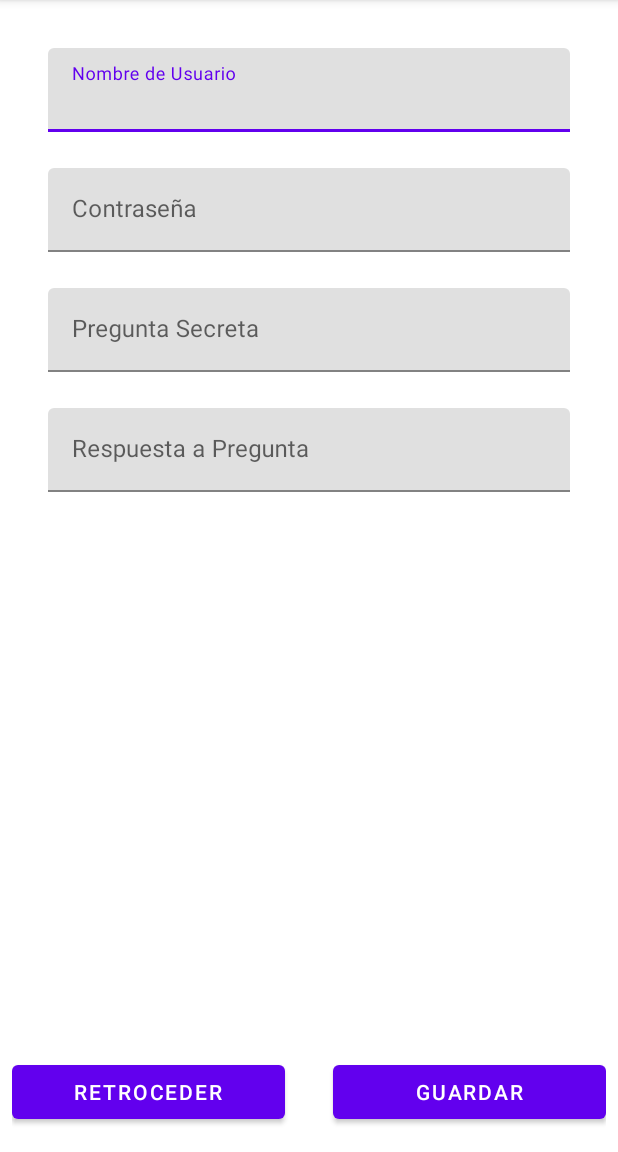
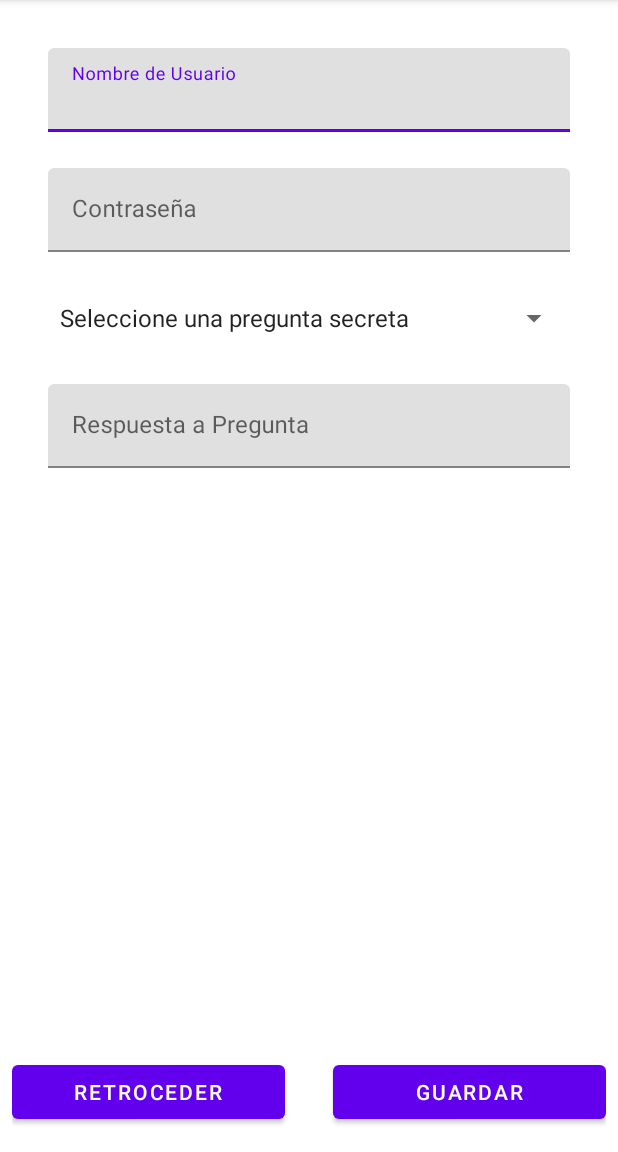
Before and after one commit to ctapia-cl/MisEventos, an Android app: the registro screen opened directly, with no data from a screen before it, on a phone screen of 412 x 824 dp, the part 84-1236 px from its top. Run offline under Robolectric (Android 15) with nearby library versions, the phone set to English and light mode, and no system bars.

```diff
--- a/app/src/main/java/com/example/miseventos/registro.java
+++ b/app/src/main/java/com/example/miseventos/registro.java
@@ -5,7 +5,9 @@ import androidx.appcompat.app.AppCompatActivity;
 import android.content.Intent;
 import android.os.Bundle;
 import android.view.View;
+import android.widget.ArrayAdapter;
 import android.widget.Button;
+import android.widget.Spinner;
 
 import com.google.android.material.textfield.TextInputLayout;
 
@@ -13,13 +15,31 @@ public class registro extends AppCompatActivity {
 
     private TextInputLayout tilUsername, tilContrasena, tilPregunta, tilRespuesta;
     private Button btnVolver, btnGuardar, btnSalir;
+    private Spinner spnPregunta;
+
+    //spinner trabaja con adaptador para asignar importancia al evento
+    private String[] preguntaSecreta;
+    private ArrayAdapter adapterPregunta;
+
 
     @Override
     protected void onCreate(Bundle savedInstanceState) {
         super.onCreate(savedInstanceState);
         setContentView(R.layout.activity_registro);
+
+        poblar();
         referencias();
         eventos();
+
+    }
+
+    private void poblar() {
+        preguntaSecreta = new String[4];
+
+        preguntaSecreta[0] = "Seleccione una pregunta secreta";
+        preguntaSecreta[1] = "Nombre de Mascota";
+        preguntaSecreta[2] = "Mes de nacimiento";
+        preguntaSecreta[3] = "Ciudad de nacimiento";
     }
 
     private void mostrarprimeraActividad(){
@@ -40,12 +60,17 @@ public class registro extends AppCompatActivity {
 
         tilUsername = findViewById(R.id.tilUsername);
         tilContrasena = findViewById(R.id.tilContrasena);
-        tilPregunta = findViewById(R.id.tilPregunta);
+        spnPregunta = findViewById(R.id.spnPregunta);
         tilRespuesta = findViewById(R.id.tilRespuesta);
         btnVolver = findViewById(R.id.btnVolver);
         btnGuardar = findViewById(R.id.btnGuardar);
         btnSalir = findViewById(R.id.btnGuardar);
 
+
+        //adaptador de spinner
+        adapterPregunta = new ArrayAdapter(this, android.R.layout.simple_spinner_item, preguntaSecreta);
+        //se selecciona desde donde se adaptaran los datos
+        spnPregunta.setAdapter(adapterPregunta);
     }
 
 }
--- a/app/src/main/res/layout/activity_registro.xml
+++ b/app/src/main/res/layout/activity_registro.xml
@@ -69,33 +69,15 @@
     </com.google.android.material.textfield.TextInputLayout>
 
     <com.google.android.material.textfield.TextInputLayout
-        android:id="@+id/tilPregunta"
-        android:layout_width="0dp"
-        android:layout_height="wrap_content"
-        android:layout_marginStart="32dp"
-        android:layout_marginTop="24dp"
-        android:layout_marginEnd="32dp"
-        app:layout_constraintEnd_toEndOf="parent"
-        app:layout_constraintStart_toStartOf="parent"
-        app:layout_constraintTop_toBottomOf="@+id/tilContrasena">
-
-        <com.google.android.material.textfield.TextInputEditText
-            android:layout_width="match_parent"
-            android:layout_height="wrap_content"
-            android:hint="Pregunta Secreta" />
-
-    </com.google.android.material.textfield.TextInputLayout>
-
-    <com.google.android.material.textfield.TextInputLayout
         android:id="@+id/tilRespuesta"
         android:layout_width="0dp"
         android:layout_height="wrap_content"
         android:layout_marginStart="32dp"
-        android:layout_marginTop="24dp"
+        android:layout_marginTop="32dp"
         android:layout_marginEnd="32dp"
         app:layout_constraintEnd_toEndOf="parent"
         app:layout_constraintStart_toStartOf="parent"
-        app:layout_constraintTop_toBottomOf="@+id/tilPregunta">
+        app:layout_constraintTop_toBottomOf="@+id/spnPregunta">
 
         <com.google.android.material.textfield.TextInputEditText
             android:layout_width="match_parent"
@@ -103,4 +85,13 @@
             android:hint="Respuesta a Pregunta" />
     </com.google.android.material.textfield.TextInputLayout>
 
+    <Spinner
+        android:id="@+id/spnPregunta"
+        android:layout_width="0dp"
+        android:layout_height="wrap_content"
+        android:layout_marginTop="32dp"
+        app:layout_constraintEnd_toEndOf="@+id/tilContrasena"
+        app:layout_constraintStart_toStartOf="@+id/tilContrasena"
+        app:layout_constraintTop_toBottomOf="@+id/tilContrasena" />
+
 </androidx.constraintlayout.widget.ConstraintLayout>
```
